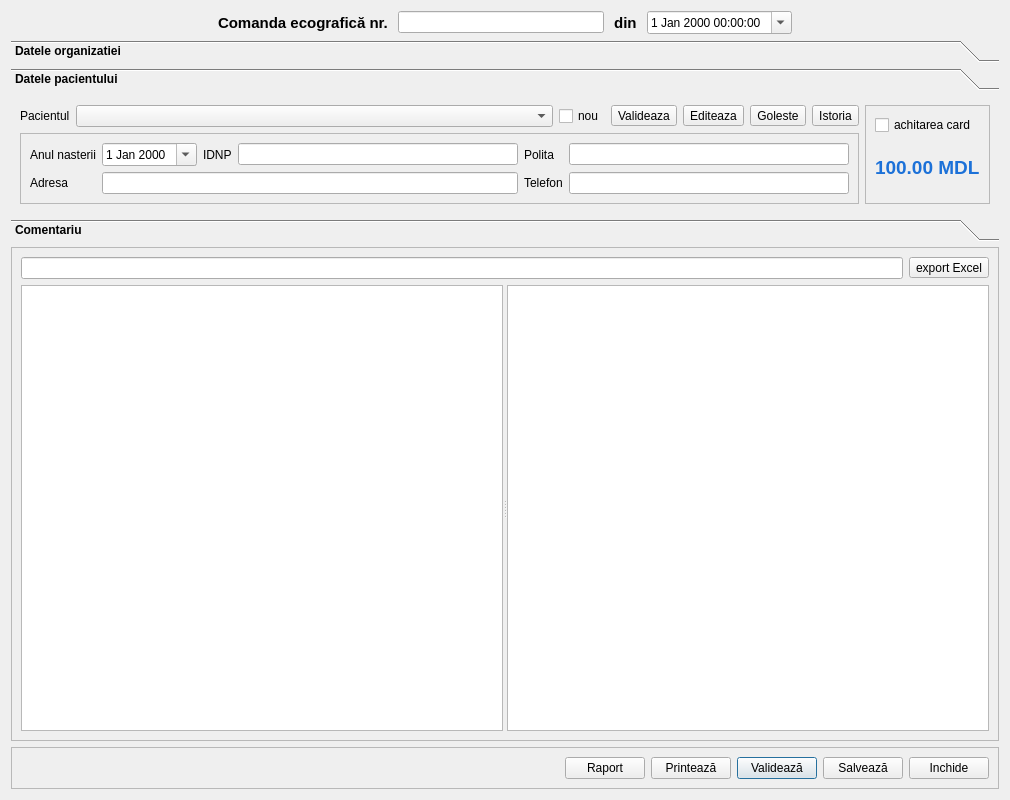
Old version of the form docs/docorderecho.ui in the repository debalex77/USG.
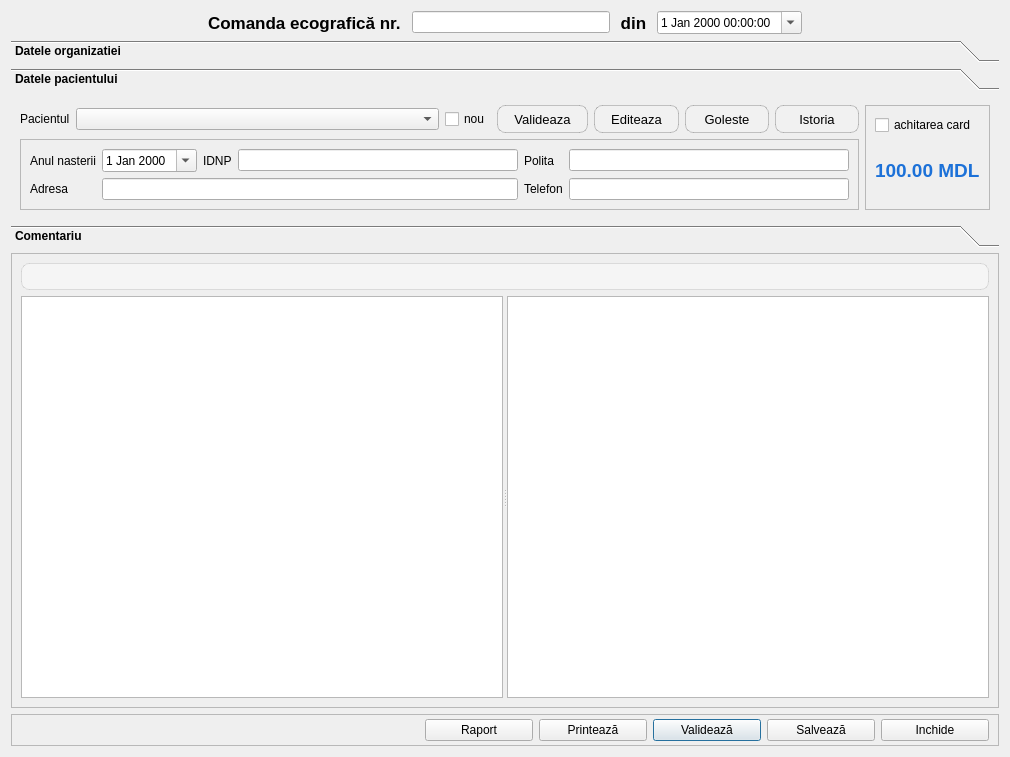
New version of the form. The open tabs and pages were chosen to show the change. Icons and pictures are not drawn.

Patch:
```diff
--- a/docs/docorderecho.ui
+++ b/docs/docorderecho.ui
@@ -7,9 +7,14 @@
     <x>0</x>
     <y>0</y>
     <width>1010</width>
-    <height>800</height>
+    <height>757</height>
    </rect>
   </property>
+  <property name="font">
+   <font>
+    <family>Segoe UI</family>
+   </font>
+  </property>
   <property name="windowTitle">
    <string>Dialog</string>
   </property>
@@ -33,8 +38,8 @@
       <widget class="QLabel" name="label">
        <property name="font">
         <font>
-         <pointsize>11</pointsize>
-         <weight>75</weight>
+         <family>Segoe UI</family>
+         <pointsize>13</pointsize>
          <bold>true</bold>
         </font>
        </property>
@@ -50,8 +55,8 @@
       <widget class="QLabel" name="label_2">
        <property name="font">
         <font>
-         <pointsize>11</pointsize>
-         <weight>75</weight>
+         <family>Segoe UI</family>
+         <pointsize>13</pointsize>
          <bold>true</bold>
         </font>
        </property>
@@ -97,19 +102,6 @@
       <enum>QFrame::Raised</enum>
      </property>
      <layout class="QGridLayout" name="gridLayout_5">
-      <item row="0" column="0">
-       <widget class="QLineEdit" name="editFilterPattern">
-        <property name="sizePolicy">
-         <sizepolicy hsizetype="Preferred" vsizetype="Fixed">
-          <horstretch>0</horstretch>
-          <verstretch>0</verstretch>
-         </sizepolicy>
-        </property>
-        <property name="clearButtonEnabled">
-         <bool>true</bool>
-        </property>
-       </widget>
-      </item>
       <item row="1" column="0" colspan="2">
        <widget class="QSplitter" name="splitter">
         <property name="sizePolicy">
@@ -139,17 +131,39 @@
         </widget>
        </widget>
       </item>
-      <item row="0" column="1">
-       <widget class="QToolButton" name="btn_export_xlsx">
-        <property name="text">
-         <string>export Excel</string>
+      <item row="0" column="0" colspan="2">
+       <widget class="QLineEdit" name="editFilterPattern">
+        <property name="sizePolicy">
+         <sizepolicy hsizetype="Preferred" vsizetype="Fixed">
+          <horstretch>0</horstretch>
+          <verstretch>0</verstretch>
+         </sizepolicy>
         </property>
-        <property name="icon">
-         <iconset resource="../resource.qrc">
-          <normaloff>:/img/xls.png</normaloff>:/img/xls.png</iconset>
+        <property name="styleSheet">
+         <string notr="true">QLineEdit {
+    border: 1px solid rgba(0, 0, 0, 0.1);
+    border-radius: 8px;
+    background-color: #f5f5f5;
+    color: #000000;
+    font-size: 13px;
+    padding: 4px 10px;
+}
+QLineEdit::focus
+{
+  border: 1px inset blue;
+  border-radius: 4px;
+  min-height: 18px;
+}
+QLineEdit:!enabled {
+  border: 1px inset gray;
+  border-radius: 4px;
+  background-color: LightGray;
+  min-height: 18px;
+  color: #646464;
+}</string>
         </property>
-        <property name="toolButtonStyle">
-         <enum>Qt::ToolButtonTextBesideIcon</enum>
+        <property name="clearButtonEnabled">
+         <bool>true</bool>
         </property>
        </widget>
       </item>
@@ -166,7 +180,7 @@
      </property>
      <property name="font">
       <font>
-       <weight>75</weight>
+       <family>Segoe UI</family>
        <bold>true</bold>
       </font>
      </property>
@@ -398,7 +412,7 @@
         <x>0</x>
         <y>0</y>
         <width>992</width>
-        <height>114</height>
+        <height>138</height>
        </rect>
       </property>
       <attribute name="icon">
@@ -413,7 +427,7 @@
         <widget class="QLabel" name="label_6">
          <property name="font">
           <font>
-           <weight>50</weight>
+           <family>Segoe UI</family>
            <bold>false</bold>
           </font>
          </property>
@@ -432,7 +446,7 @@
          </property>
          <property name="font">
           <font>
-           <weight>50</weight>
+           <family>Segoe UI</family>
            <bold>false</bold>
           </font>
          </property>
@@ -460,8 +474,8 @@
            <widget class="QLabel" name="labelSumOrder">
             <property name="font">
              <font>
+              <family>Segoe UI</family>
               <pointsize>14</pointsize>
-              <weight>75</weight>
               <bold>true</bold>
              </font>
             </property>
@@ -496,7 +510,7 @@
         <widget class="QCheckBox" name="checkBox">
          <property name="font">
           <font>
-           <weight>50</weight>
+           <family>Segoe UI</family>
            <bold>false</bold>
           </font>
          </property>
@@ -526,7 +540,7 @@
              <widget class="QLabel" name="label_12">
               <property name="font">
                <font>
-                <weight>50</weight>
+                <family>Segoe UI</family>
                 <bold>false</bold>
                </font>
               </property>
@@ -539,7 +553,7 @@
              <widget class="QLabel" name="label_11">
               <property name="font">
                <font>
-                <weight>50</weight>
+                <family>Segoe UI</family>
                 <bold>false</bold>
                </font>
               </property>
@@ -555,7 +569,7 @@
              <widget class="QDateEdit" name="dateEditBirthday">
               <property name="font">
                <font>
-                <weight>50</weight>
+                <family>Segoe UI</family>
                 <bold>false</bold>
                </font>
               </property>
@@ -568,7 +582,7 @@
              <widget class="QLabel" name="label_14">
               <property name="font">
                <font>
-                <weight>50</weight>
+                <family>Segoe UI</family>
                 <bold>false</bold>
                </font>
               </property>
@@ -581,7 +595,7 @@
              <widget class="QLineEdit" name="editIDNP">
               <property name="font">
                <font>
-                <weight>50</weight>
+                <family>Segoe UI</family>
                 <bold>false</bold>
                </font>
               </property>
@@ -591,7 +605,7 @@
              <widget class="QLabel" name="label_10">
               <property name="font">
                <font>
-                <weight>50</weight>
+                <family>Segoe UI</family>
                 <bold>false</bold>
                </font>
               </property>
@@ -604,7 +618,7 @@
              <widget class="QLabel" name="label_9">
               <property name="font">
                <font>
-                <weight>50</weight>
+                <family>Segoe UI</family>
                 <bold>false</bold>
                </font>
               </property>
@@ -617,7 +631,7 @@
              <widget class="QLineEdit" name="editAddress">
               <property name="font">
                <font>
-                <weight>50</weight>
+                <family>Segoe UI</family>
                 <bold>false</bold>
                </font>
               </property>
@@ -627,7 +641,7 @@
              <widget class="QLineEdit" name="editPolicyMedical">
               <property name="font">
                <font>
-                <weight>50</weight>
+                <family>Segoe UI</family>
                 <bold>false</bold>
                </font>
               </property>
@@ -640,12 +654,38 @@
        </item>
        <item row="0" column="3">
         <widget class="QToolButton" name="btnNewPacient">
+         <property name="minimumSize">
+          <size>
+           <width>84</width>
+           <height>21</height>
+          </size>
+         </property>
          <property name="font">
           <font>
-           <weight>50</weight>
+           <family>.AppleSystemUIFont</family>
+           <pointsize>-1</pointsize>
            <bold>false</bold>
           </font>
          </property>
+         <property name="styleSheet">
+          <string notr="true">QToolButton
+{
+    border: 1px solid rgba(0, 0, 0, 0.2);
+    border-radius: 8px;
+    background-color: #f1f1f1;
+    color: #000000;
+    font-size: 13px;
+    padding: 4px 10px;
+}
+QToolButton:hover
+{
+    background-color: #e0e0e0;
+}
+QToolButton:pressed
+{
+    background-color: #d0d0d0;
+}</string>
+         </property>
          <property name="text">
           <string>Valideaza</string>
          </property>
@@ -660,12 +700,38 @@
        </item>
        <item row="0" column="4">
         <widget class="QToolButton" name="btnEditPacient">
+         <property name="minimumSize">
+          <size>
+           <width>84</width>
+           <height>21</height>
+          </size>
+         </property>
          <property name="font">
           <font>
-           <weight>50</weight>
+           <family>.AppleSystemUIFont</family>
+           <pointsize>-1</pointsize>
            <bold>false</bold>
           </font>
          </property>
+         <property name="styleSheet">
+          <string notr="true">QToolButton
+{
+    border: 1px solid rgba(0, 0, 0, 0.2);
+    border-radius: 8px;
+    background-color: #f1f1f1;
+    color: #000000;
+    font-size: 13px;
+    padding: 4px 10px;
+}
+QToolButton:hover
+{
+    background-color: #e0e0e0;
+}
+QToolButton:pressed
+{
+    background-color: #d0d0d0;
+}</string>
+         </property>
          <property name="text">
           <string>Editeaza</string>
          </property>
@@ -680,12 +746,38 @@
        </item>
        <item row="0" column="5">
         <widget class="QToolButton" name="btnClearPacient">
+         <property name="minimumSize">
+          <size>
+           <width>84</width>
+           <height>21</height>
+          </size>
+         </property>
          <property name="font">
           <font>
-           <weight>50</weight>
+           <family>.AppleSystemUIFont</family>
+           <pointsize>-1</pointsize>
            <bold>false</bold>
           </font>
          </property>
+         <property name="styleSheet">
+          <string notr="true">QToolButton
+{
+    border: 1px solid rgba(0, 0, 0, 0.2);
+    border-radius: 8px;
+    background-color: #f1f1f1;
+    color: #000000;
+    font-size: 13px;
+    padding: 4px 10px;
+}
+QToolButton:hover
+{
+    background-color: #e0e0e0;
+}
+QToolButton:pressed
+{
+    background-color: #d0d0d0;
+}</string>
+         </property>
          <property name="text">
           <string>Goleste</string>
          </property>
@@ -700,12 +792,38 @@
        </item>
        <item row="0" column="6">
         <widget class="QToolButton" name="btnPatientHistory">
+         <property name="minimumSize">
+          <size>
+           <width>84</width>
+           <height>21</height>
+          </size>
+         </property>
          <property name="font">
           <font>
-           <weight>50</weight>
+           <family>.AppleSystemUIFont</family>
+           <pointsize>-1</pointsize>
            <bold>false</bold>
           </font>
          </property>
+         <property name="styleSheet">
+          <string notr="true">QToolButton
+{
+    border: 1px solid rgba(0, 0, 0, 0.2);
+    border-radius: 8px;
+    background-color: #f1f1f1;
+    color: #000000;
+    font-size: 13px;
+    padding: 4px 10px;
+}
+QToolButton:hover
+{
+    background-color: #e0e0e0;
+}
+QToolButton:pressed
+{
+    background-color: #d0d0d0;
+}</string>
+         </property>
          <property name="text">
           <string>Istoria</string>
          </property>
@@ -776,6 +894,12 @@
       <enum>QFrame::Raised</enum>
      </property>
      <layout class="QGridLayout" name="gridLayout_7">
+      <property name="topMargin">
+       <number>4</number>
+      </property>
+      <property name="bottomMargin">
+       <number>4</number>
+      </property>
       <item row="0" column="0">
        <layout class="QHBoxLayout" name="layoutAuthor"/>
       </item>
@@ -787,6 +911,12 @@
           <verstretch>0</verstretch>
          </sizepolicy>
         </property>
+        <property name="minimumSize">
+         <size>
+          <width>108</width>
+          <height>0</height>
+         </size>
+        </property>
         <property name="text">
          <string>Validează</string>
         </property>
@@ -799,11 +929,17 @@
       <item row="0" column="5">
        <widget class="QPushButton" name="btnWrite">
         <property name="sizePolicy">
-         <sizepolicy hsizetype="Minimum" vsizetype="Fixed">
+         <sizepolicy hsizetype="Preferred" vsizetype="Fixed">
           <horstretch>0</horstretch>
           <verstretch>0</verstretch>
          </sizepolicy>
         </property>
+        <property name="minimumSize">
+         <size>
+          <width>108</width>
+          <height>0</height>
+         </size>
+        </property>
         <property name="text">
          <string>Salvează</string>
         </property>
@@ -821,6 +957,12 @@
           <verstretch>0</verstretch>
          </sizepolicy>
         </property>
+        <property name="minimumSize">
+         <size>
+          <width>108</width>
+          <height>0</height>
+         </size>
+        </property>
         <property name="text">
          <string>Printează</string>
         </property>
@@ -838,6 +980,12 @@
           <verstretch>0</verstretch>
          </sizepolicy>
         </property>
+        <property name="minimumSize">
+         <size>
+          <width>108</width>
+          <height>0</height>
+         </size>
+        </property>
         <property name="text">
          <string>Raport</string>
         </property>
@@ -850,11 +998,17 @@
       <item row="0" column="6">
        <widget class="QPushButton" name="btnClose">
         <property name="sizePolicy">
-         <sizepolicy hsizetype="Minimum" vsizetype="Fixed">
+         <sizepolicy hsizetype="Preferred" vsizetype="Fixed">
           <horstretch>0</horstretch>
           <verstretch>0</verstretch>
          </sizepolicy>
         </property>
+        <property name="minimumSize">
+         <size>
+          <width>108</width>
+          <height>0</height>
+         </size>
+        </property>
         <property name="text">
          <string>Inchide</string>
         </property>
```
Left out of the diff: 75 changed lines with no effect on the pictures.
